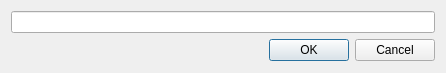
Before: the Qt Designer form App/ui/addbreakpoint.ui in 0x55555555/debugify, drawn with Qt 5.
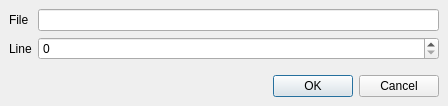
After: the same form once the commit is applied.

```diff
--- a/App/ui/addbreakpoint.ui
+++ b/App/ui/addbreakpoint.ui
@@ -6,16 +6,75 @@
    <rect>
     <x>0</x>
     <y>0</y>
-    <width>446</width>
-    <height>73</height>
+    <width>448</width>
+    <height>106</height>
    </rect>
   </property>
+  <property name="minimumSize">
+   <size>
+    <width>0</width>
+    <height>0</height>
+   </size>
+  </property>
   <property name="windowTitle">
    <string>Dialog</string>
   </property>
   <layout class="QVBoxLayout" name="verticalLayout">
+   <property name="leftMargin">
+    <number>9</number>
+   </property>
+   <property name="topMargin">
+    <number>9</number>
+   </property>
+   <property name="rightMargin">
+    <number>9</number>
+   </property>
+   <property name="bottomMargin">
+    <number>9</number>
+   </property>
    <item>
-    <widget class="QLineEdit" name="lineEdit"/>
+    <layout class="QFormLayout" name="formLayout">
+     <item row="0" column="0">
+      <widget class="QLabel" name="label">
+       <property name="text">
+        <string>File</string>
+       </property>
+      </widget>
+     </item>
+     <item row="0" column="1">
+      <widget class="QLineEdit" name="file">
+       <property name="sizePolicy">
+        <sizepolicy hsizetype="Expanding" vsizetype="Fixed">
+         <horstretch>0</horstretch>
+         <verstretch>0</verstretch>
+        </sizepolicy>
+       </property>
+       <property name="minimumSize">
+        <size>
+         <width>400</width>
+         <height>0</height>
+        </size>
+       </property>
+      </widget>
+     </item>
+     <item row="1" column="0">
+      <widget class="QLabel" name="label_2">
+       <property name="text">
+        <string>Line</string>
+       </property>
+      </widget>
+     </item>
+     <item row="1" column="1">
+      <widget class="QSpinBox" name="line">
+       <property name="minimumSize">
+        <size>
+         <width>400</width>
+         <height>0</height>
+        </size>
+       </property>
+      </widget>
+     </item>
+    </layout>
    </item>
    <item>
     <widget class="QDialogButtonBox" name="buttonBox">
```
Left out of the diff: 2 changed lines with no effect on the pictures.
